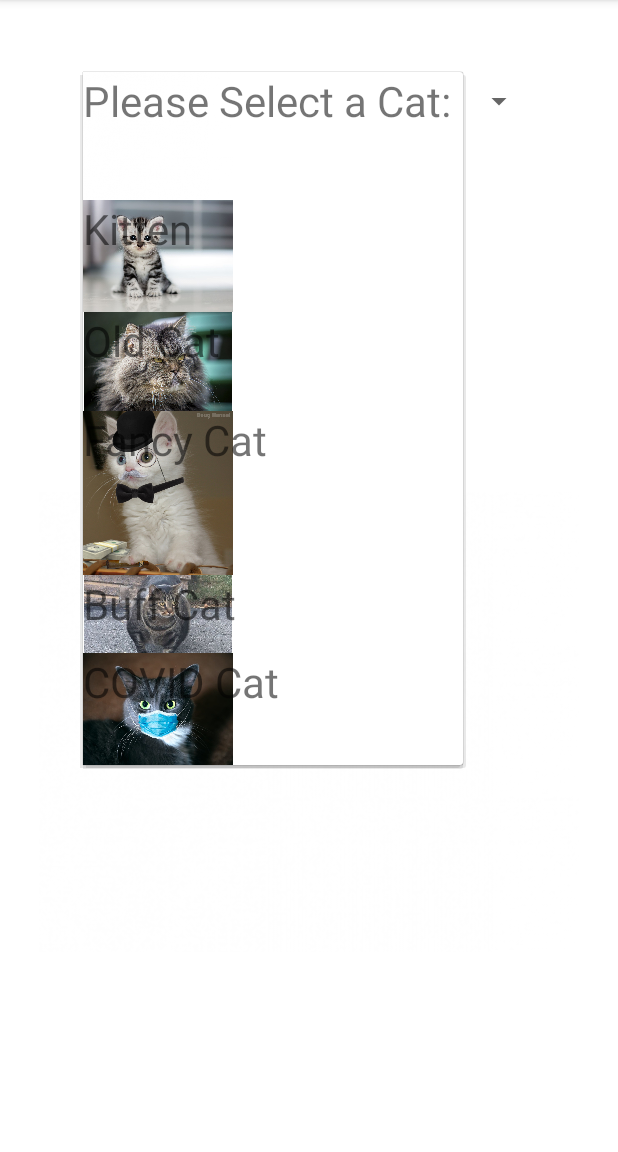
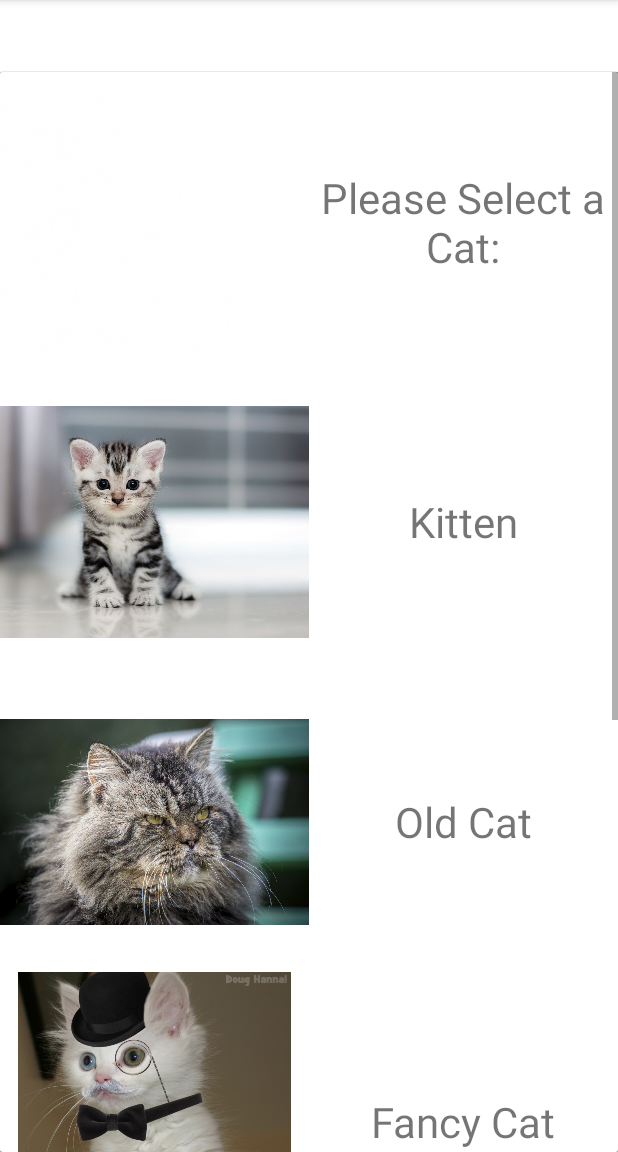
Before and after one commit to AWTemple/CIS3515_Assignment4, an Android app: the screen it shows after launch (ImageActivity), after a tap on "Please Select a Cat:", on a phone screen of 412 x 824 dp, the part 84-1236 px from its top. Run offline under Robolectric (Android 15) with nearby library versions, the phone set to English and light mode, and no system bars.

Commit message:
Fixed formatting issues. Project is now ready for submission.'

```diff
--- a/app/src/main/java/edu/temple/cis3515_assignment3/CatAdapter.java
+++ b/app/src/main/java/edu/temple/cis3515_assignment3/CatAdapter.java
@@ -1,6 +1,7 @@
 package edu.temple.cis3515_assignment3;
 
 import android.content.Context;
+import android.view.Gravity;
 import android.view.View;
 import android.view.ViewGroup;
 import android.widget.BaseAdapter;
@@ -8,8 +9,6 @@ import android.widget.ImageView;
 import android.widget.LinearLayout;
 import android.widget.SpinnerAdapter;
 import android.widget.TextView;
-
-import androidx.constraintlayout.widget.ConstraintLayout;
 
 import java.util.ArrayList;
 
@@ -65,7 +64,7 @@ public class CatAdapter extends BaseAdapter implements SpinnerAdapter
         }
 
         catView.setText(cats.get(position).getName());
-
+        lLayout.setGravity(Gravity.CENTER_HORIZONTAL);
         return lLayout;
     }
 
@@ -74,13 +73,13 @@ public class CatAdapter extends BaseAdapter implements SpinnerAdapter
     {
         //Similar to the getView method, we'll create a layout, check if
         //converView needs to be created, and then call up the necessary data
-        ConstraintLayout cLayout;
+        LinearLayout cLayout;
         TextView catView;
         ImageView catImg;
 
         if (convertView == null)
         {
-            cLayout = new ConstraintLayout(context);
+            cLayout = new LinearLayout(context);
             catImg = new ImageView(context);
             catView = new TextView(context);
             catView.setTextSize(28);
@@ -89,15 +88,25 @@ public class CatAdapter extends BaseAdapter implements SpinnerAdapter
         }
         else
         {
-            cLayout = (ConstraintLayout)convertView;
+            cLayout = (LinearLayout)convertView;
             catImg = (ImageView)cLayout.getChildAt(0);
             catView = (TextView)cLayout.getChildAt(1);
         }
 
         catImg.setAdjustViewBounds(true);
-        catImg.setMaxWidth(150);
+        catImg.setMaxHeight(300);
+
+        //Set weight for space distribution
+        LinearLayout.LayoutParams lp = new LinearLayout.LayoutParams(0,300);
+        lp.weight = 1;
+        catView.setLayoutParams(lp);
+        lp.weight = 1;
+        catImg.setLayoutParams(lp);
+
         catImg.setImageResource(cats.get(position).getImgID());
         catView.setText(cats.get(position).getName());
+        catView.setGravity(Gravity.CENTER_VERTICAL);
+        catView.setTextAlignment(View.TEXT_ALIGNMENT_CENTER);
 
         return cLayout;
     }
--- a/app/src/main/java/edu/temple/cis3515_assignment3/ImageActivity.java
+++ b/app/src/main/java/edu/temple/cis3515_assignment3/ImageActivity.java
@@ -70,7 +70,7 @@ public class ImageActivity extends AppCompatActivity
                 @Override
                 public void onNothingSelected(AdapterView<?> parent)
                 {
-                    updateScreen(-1);
+                    updateScreen(0);
                 }
             });
     }
--- a/app/src/main/res/layout/activity_main.xml
+++ b/app/src/main/res/layout/activity_main.xml
@@ -8,8 +8,8 @@
 
     <Spinner
         android:id="@+id/spinner"
-        android:layout_width="301dp"
-        android:layout_height="39dp"
+        android:layout_width="373dp"
+        android:layout_height="54dp"
         android:layout_marginTop="48dp"
         android:textAlignment="center"
         app:layout_constraintEnd_toEndOf="parent"
@@ -18,10 +18,11 @@
 
     <TextView
         android:id="@+id/textView"
-        android:layout_width="167dp"
-        android:layout_height="37dp"
+        android:layout_width="217dp"
+        android:layout_height="71dp"
         android:text="TextView"
         android:textAlignment="center"
+        android:textSize="24sp"
         app:layout_constraintBottom_toBottomOf="parent"
         app:layout_constraintEnd_toEndOf="parent"
         app:layout_constraintStart_toStartOf="parent"
@@ -32,8 +33,9 @@
         android:id="@+id/imageView"
         android:layout_width="360dp"
         android:layout_height="308dp"
-        android:layout_marginTop="240dp"
+        android:layout_marginTop="172dp"
         app:layout_constraintEnd_toEndOf="parent"
+        app:layout_constraintHorizontal_bias="0.49"
         app:layout_constraintStart_toStartOf="parent"
         app:layout_constraintTop_toBottomOf="@+id/spinner"
         tools:src="@tools:sample/avatars" />
```
